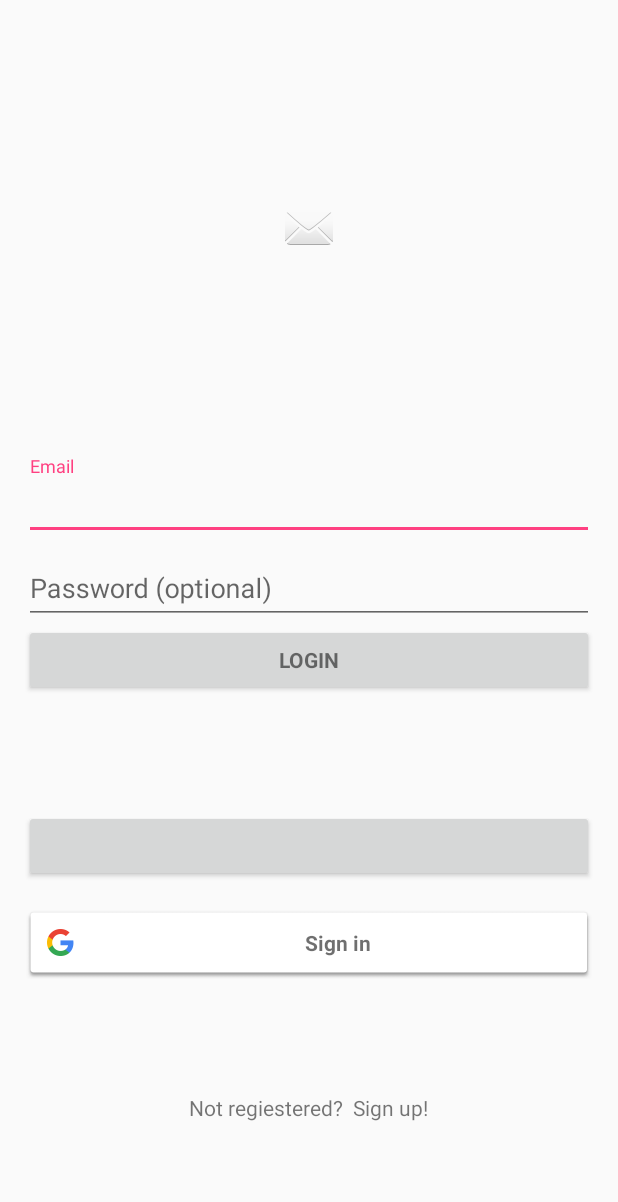
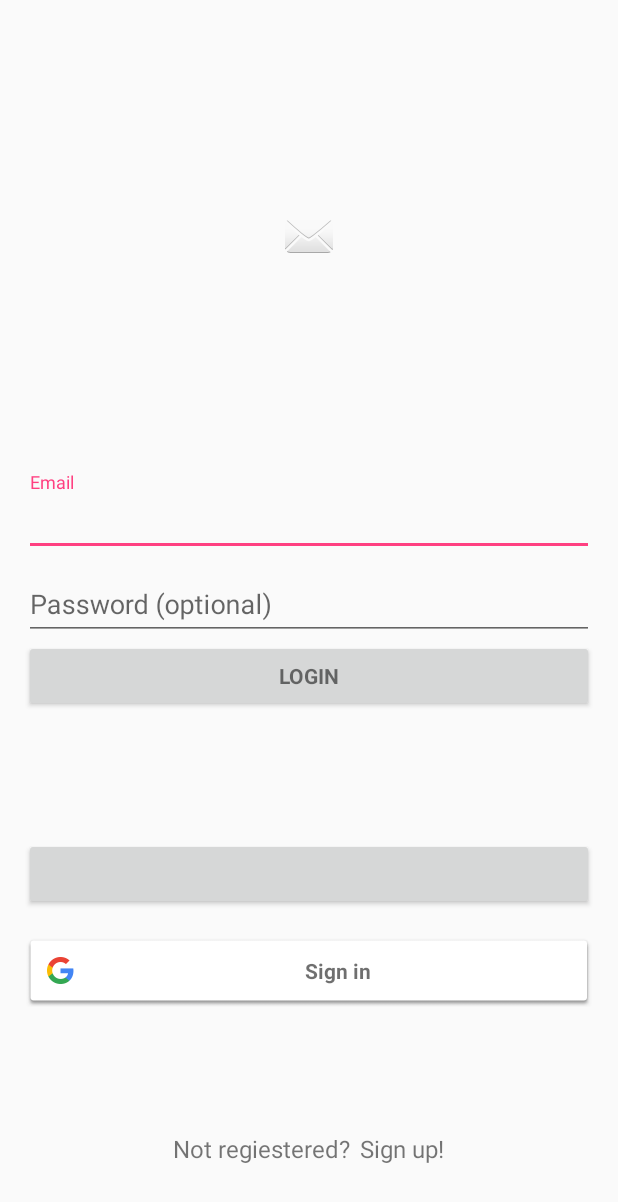
Before and after one commit to ChenlongZ/FollowUp, an Android app: the screen it shows after launch (LoginActivity), on a phone screen of 412 x 824 dp. Shown: the top 1202 px of the screen. Run offline under Robolectric (Android 15) with nearby library versions, the phone set to English and light mode, and no system bars; our stand-ins replace ButterKnife, Firebase (no records; nobody signed in at launch, a user with empty details on screens opened directly); libraries missing offline, so code that uses them is left out: com.facebook, com.facebook.login; plain views replace LoginButton; 4 statements that could not run were skipped.

```diff
--- a/app/src/main/java/com/followitupapp/followitup/login/LoginActivity.java
+++ b/app/src/main/java/com/followitupapp/followitup/login/LoginActivity.java
@@ -51,6 +51,9 @@ import com.google.firebase.auth.FirebaseAuth;
 import com.google.firebase.auth.FirebaseUser;
 import com.google.firebase.auth.GoogleAuthProvider;
 
+import butterknife.BindView;
+import butterknife.ButterKnife;
+
 import static android.Manifest.permission.READ_CONTACTS;
 
 /**
@@ -66,17 +69,16 @@ public class LoginActivity extends AppCompatActivity implements LoaderCallbacks<
     private FirebaseAuth.AuthStateListener mAuthStateListener;
 
     // Email/Pass login.
-    private AutoCompleteTextView mEmailView;
-    private EditText mPasswordView;
-    private Button emailLogin;
-    private Button emailSignup;
+    @BindView(R.id.email_edittext) AutoCompleteTextView mEmailView;
+    @BindView(R.id.password_edittext) EditText mPasswordView;
+    @BindView(R.id.email_login_signup_button) Button emailLogin;
 
     // Facebook login
-    private LoginButton fbLogin;
+    @BindView(R.id.fb_auth_button) LoginButton fbLogin;
     private CallbackManager callbackManager;
 
     // Google login
-    private SignInButton gLogin;
+    @BindView(R.id.google_auth_button) SignInButton gLogin;
     private GoogleSignInOptions googleSignInOptions;
     private GoogleApiClient googleApiClient;
 
@@ -87,6 +89,9 @@ public class LoginActivity extends AppCompatActivity implements LoaderCallbacks<
 
         // hide action bar
         getSupportActionBar().hide();
+
+        // inject views
+        ButterKnife.bind(this);
 
         // Firebase Auth Setup
         mFirebaseAuth = FirebaseAuth.getInstance();
@@ -105,9 +110,7 @@ public class LoginActivity extends AppCompatActivity implements LoaderCallbacks<
         };
 
         // EmailPass login
-        mEmailView = (AutoCompleteTextView) findViewById(R.id.email);
         populateAutoComplete();
-        mPasswordView = (EditText) findViewById(R.id.password);
         mPasswordView.setOnEditorActionListener(new TextView.OnEditorActionListener() {
             @Override
             public boolean onEditorAction(TextView textView, int id, KeyEvent keyEvent) {
@@ -120,7 +123,6 @@ public class LoginActivity extends AppCompatActivity implements LoaderCallbacks<
                 return false;
             }
         });
-        emailLogin = (Button) findViewById(R.id.email_sign_in_button);
         emailLogin.setOnClickListener(new OnClickListener() {
             @Override
             public void onClick(View view) {
@@ -143,7 +145,6 @@ public class LoginActivity extends AppCompatActivity implements LoaderCallbacks<
 //        });
 
         // FB login
-        fbLogin = (LoginButton) findViewById(R.id.fb_login_button);
         callbackManager = CallbackManager.Factory.create();
         fbLogin.registerCallback(callbackManager, new FacebookCallback<LoginResult>() {
             @Override
@@ -180,7 +181,6 @@ public class LoginActivity extends AppCompatActivity implements LoaderCallbacks<
                 })
                 .addApi(Auth.GOOGLE_SIGN_IN_API, googleSignInOptions)
                 .build();
-        gLogin = (SignInButton) findViewById(R.id.google_login_button);
         gLogin.setSize(SignInButton.SIZE_STANDARD);
         gLogin.setOnClickListener(new OnClickListener() {
             @Override
@@ -248,6 +248,21 @@ public class LoginActivity extends AppCompatActivity implements LoaderCallbacks<
                 jumpToMainActivity(greetings);
             }
         }
+    }
+
+    /**
+     * TODO: show up date picker for sign up forms
+     * @param view              the date and time EditText pressed
+     */
+    public void showDatePicker(View view) {
+    }
+
+    /**
+     * TODO: show sign up pannel from the signup_login container
+     * with animation
+     * @param view              the SignUp text pressed
+     */
+    public void showSignUpPanel(View view) {
     }
 
     /*--------------------------------------------------------------------------------------------*
--- a/app/src/main/res/layout/activity_login.xml
+++ b/app/src/main/res/layout/activity_login.xml
@@ -20,25 +20,28 @@
     <!--android:visibility="gone" />-->
 
     <LinearLayout
+        android:id="@+id/login_signup_container"
         android:layout_width="match_parent"
         android:layout_height="0dp"
-        android:layout_weight="9"
+        android:layout_weight="14"
         android:orientation="vertical">
 
         <LinearLayout
+            android:id="@+id/app_logo_container"
             android:layout_width="match_parent"
             android:layout_height="0dp"
             android:layout_weight="4"
             android:gravity="center">
 
             <ImageView
+                android:id="@+id/app_logo"
                 android:layout_width="wrap_content"
                 android:layout_height="wrap_content"
                 android:src="@android:drawable/ic_dialog_email" />
         </LinearLayout>
 
         <LinearLayout
-            android:id="@+id/email_login_form"
+            android:id="@+id/email_login_signup_container"
             android:layout_width="match_parent"
             android:layout_height="0dp"
             android:layout_marginBottom="16dp"
@@ -47,11 +50,12 @@
             android:orientation="vertical">
 
             <android.support.design.widget.TextInputLayout
+                android:id="@+id/email_text_container"
                 android:layout_width="match_parent"
                 android:layout_height="wrap_content">
 
                 <AutoCompleteTextView
-                    android:id="@+id/email"
+                    android:id="@+id/email_edittext"
                     android:layout_width="match_parent"
                     android:layout_height="wrap_content"
                     android:hint="@string/prompt_email"
@@ -62,11 +66,12 @@
             </android.support.design.widget.TextInputLayout>
 
             <android.support.design.widget.TextInputLayout
+                android:id="@+id/password_text_container"
                 android:layout_width="match_parent"
                 android:layout_height="wrap_content">
 
                 <EditText
-                    android:id="@+id/password"
+                    android:id="@+id/password_edittext"
                     android:layout_width="match_parent"
                     android:layout_height="wrap_content"
                     android:hint="@string/prompt_password"
@@ -80,38 +85,42 @@
             </android.support.design.widget.TextInputLayout>
 
             <LinearLayout
+                android:id="@+id/signup_container"
                 android:layout_width="match_parent"
                 android:layout_height="wrap_content"
                 android:orientation="vertical"
                 android:visibility="gone">
 
                 <EditText
-                    android:id="@+id/userId"
+                    android:id="@+id/userid_textedit"
                     android:layout_width="match_parent"
                     android:layout_height="wrap_content"
-                    android:hint="fancy names"
+                    android:hint="@string/user_id_hint"
                     android:maxLines="1"
                     android:visibility="gone" />
 
                 <LinearLayout
+                    android:id="@+id/signup_misc_container"
                     android:layout_width="match_parent"
                     android:layout_height="wrap_content"
                     android:orientation="horizontal">
 
-                    <Button
+                    <EditText
+                        android:id="@+id/signup_date_picker_edittext"
                         android:layout_width="wrap_content"
                         android:layout_height="wrap_content"
                         android:onClick="showDatePicker"
                         android:text="@string/action_date_pick" />
 
                     <Switch
+                        android:id="@+id/signup_gender_switch"
                         android:layout_width="wrap_content"
                         android:layout_height="wrap_content" />
                 </LinearLayout>
             </LinearLayout>
 
             <Button
-                android:id="@+id/email_sign_in_button"
+                android:id="@+id/email_login_signup_button"
                 style="?android:textAppearanceSmall"
                 android:layout_width="match_parent"
                 android:layout_height="wrap_content"
@@ -121,20 +130,21 @@
         </LinearLayout>
 
         <LinearLayout
+            android:id="@+id/third_party_auth_container"
             android:layout_width="match_parent"
             android:layout_height="0dp"
             android:layout_weight="3"
             android:orientation="vertical">
 
             <com.facebook.login.widget.LoginButton
-                android:id="@+id/fb_login_button"
+                android:id="@+id/fb_auth_button"
                 android:layout_width="match_parent"
                 android:layout_height="wrap_content"
                 android:layout_gravity="center_horizontal"
                 android:layout_marginTop="16dp" />
 
             <com.google.android.gms.common.SignInButton
-                android:id="@+id/google_login_button"
+                android:id="@+id/google_auth_button"
                 android:layout_width="match_parent"
                 android:layout_height="wrap_content"
                 android:layout_gravity="center_horizontal"
@@ -144,6 +154,7 @@
 
 
     <LinearLayout
+        android:id="@+id/bottom_container"
         android:layout_width="match_parent"
         android:layout_height="0dp"
         android:layout_weight="1"
@@ -156,13 +167,17 @@
             android:layout_height="wrap_content"
             android:layout_gravity="right"
             android:paddingRight="3dp"
+            android:textSize="16sp"
             android:text="@string/sign_up_notification" />
 
         <TextView
+            android:id="@+id/login_to_signup_lever_text"
             android:layout_width="wrap_content"
             android:layout_height="wrap_content"
             android:layout_gravity="left"
             android:paddingLeft="3dp"
-            android:text="@string/sign_up_action" />
+            android:textSize="16sp"
+            android:text="@string/sign_up_action"
+            android:onClick="showSignUpPanel"/>
     </LinearLayout>
 </LinearLayout>
--- a/app/src/main/res/values/strings.xml
+++ b/app/src/main/res/values/strings.xml
@@ -22,6 +22,7 @@
     <string name="login_wechat">WeChat</string>
     <string name="sign_up_notification">Not regiestered?</string>
     <string name="sign_up_action">Sign up!</string>
-    <string name="action_date_pick">Date of birth</string>
+    <string name="action_date_pick">your awesome date of birth</string>
+    <string name="user_id_hint">fancy names</string>
 
 </resources>
```
